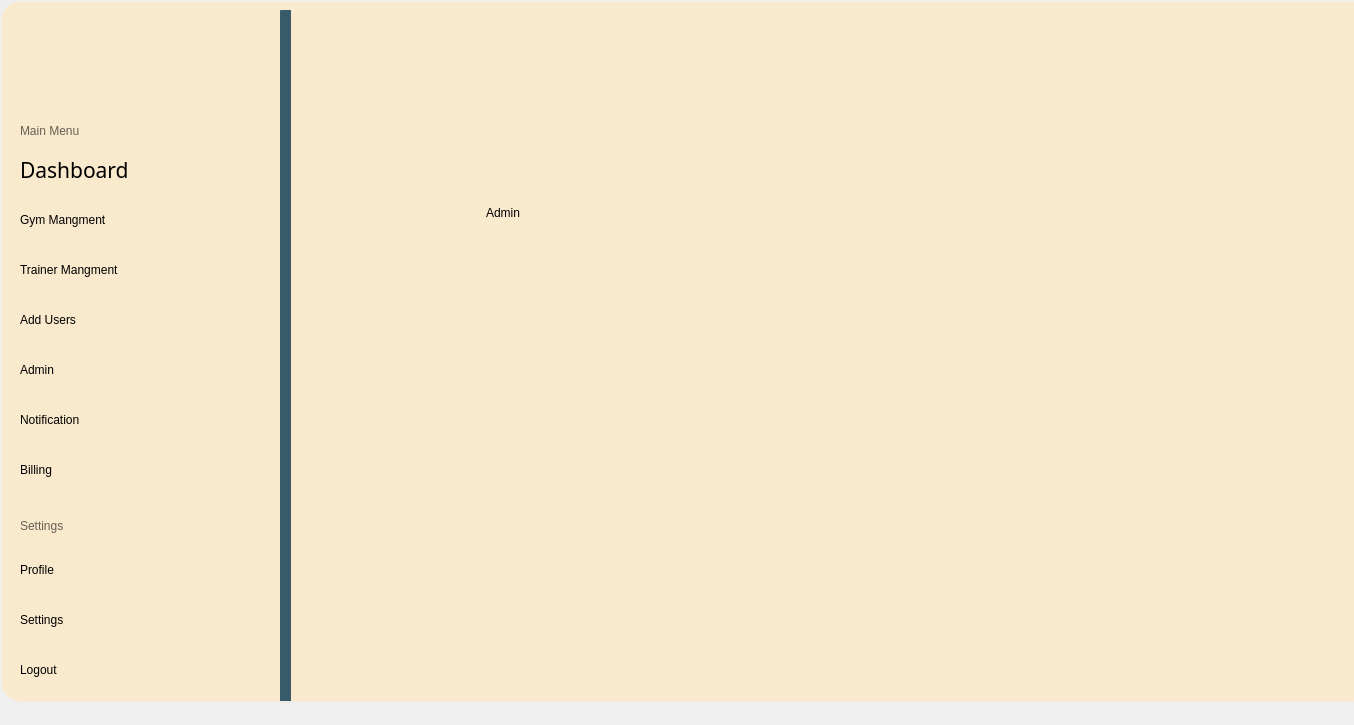
This is mainwindow.ui in YousefElbooz/FullGymProject as Qt 5 draws it before an edit. The edited form follows.
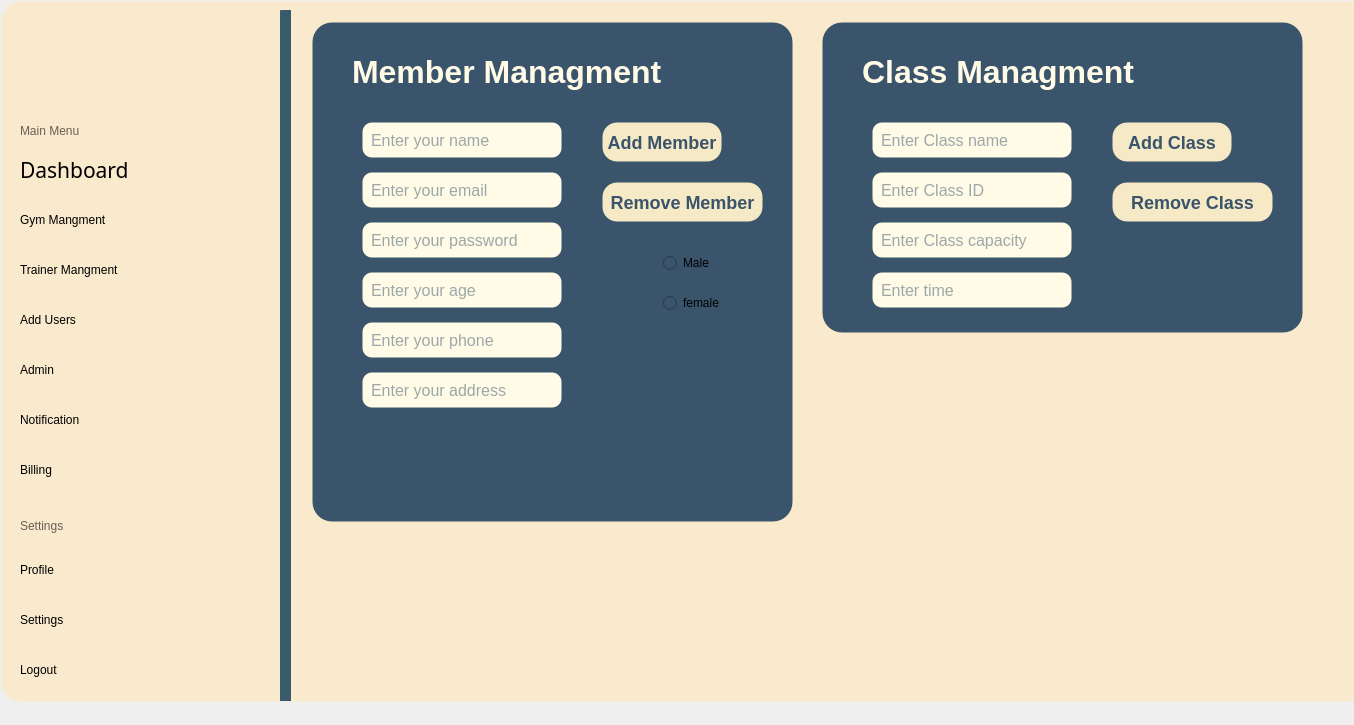
This is the edited form. The open tabs and pages were chosen to show the change. Icons and pictures are not drawn.

```diff
--- a/mainwindow.ui
+++ b/mainwindow.ui
@@ -2917,21 +2917,331 @@
            <height>691</height>
           </rect>
          </property>
-         <widget class="QLabel" name="label_78">
+         <widget class="QFrame" name="MemberPanel_2">
           <property name="geometry">
            <rect>
-            <x>200</x>
-            <y>160</y>
-            <width>291</width>
-            <height>101</height>
+            <x>30</x>
+            <y>20</y>
+            <width>481</width>
+            <height>500</height>
            </rect>
           </property>
           <property name="styleSheet">
-           <string notr="true">color: rgb(0, 0, 0);</string>
+           <string notr="true">background-color: #3a546b; border-radius: 20px;</string>
           </property>
-          <property name="text">
-           <string>Admin</string>
+          <property name="frameShape">
+           <enum>QFrame::Shape::StyledPanel</enum>
           </property>
+          <widget class="QLabel" name="label_75">
+           <property name="geometry">
+            <rect>
+             <x>30</x>
+             <y>20</y>
+             <width>400</width>
+             <height>60</height>
+            </rect>
+           </property>
+           <property name="styleSheet">
+            <string notr="true">color: #fffbe7; font-family: 'Comic Sans MS', 'Comic Sans', cursive; font-size: 32px; font-weight: bold;</string>
+           </property>
+           <property name="text">
+            <string>Member Managment</string>
+           </property>
+          </widget>
+          <widget class="QLineEdit" name="MemberName_2">
+           <property name="geometry">
+            <rect>
+             <x>50</x>
+             <y>100</y>
+             <width>200</width>
+             <height>36</height>
+            </rect>
+           </property>
+           <property name="styleSheet">
+            <string notr="true">border-radius: 10px; padding: 6px; background: #fffbe7; color: #3a546b; font-size: 16px;</string>
+           </property>
+           <property name="placeholderText">
+            <string>Enter your name</string>
+           </property>
+          </widget>
+          <widget class="QLineEdit" name="MemberEmail_2">
+           <property name="geometry">
+            <rect>
+             <x>50</x>
+             <y>150</y>
+             <width>200</width>
+             <height>36</height>
+            </rect>
+           </property>
+           <property name="styleSheet">
+            <string notr="true">border-radius: 10px; padding: 6px; background: #fffbe7; color: #3a546b; font-size: 16px;</string>
+           </property>
+           <property name="placeholderText">
+            <string>Enter your email</string>
+           </property>
+          </widget>
+          <widget class="QLineEdit" name="MemberPassword_2">
+           <property name="geometry">
+            <rect>
+             <x>50</x>
+             <y>200</y>
+             <width>200</width>
+             <height>36</height>
+            </rect>
+           </property>
+           <property name="styleSheet">
+            <string notr="true">border-radius: 10px; padding: 6px; background: #fffbe7; color: #3a546b; font-size: 16px;</string>
+           </property>
+           <property name="echoMode">
+            <enum>QLineEdit::EchoMode::Password</enum>
+           </property>
+           <property name="placeholderText">
+            <string>Enter your password</string>
+           </property>
+          </widget>
+          <widget class="QLineEdit" name="MememberAge_2">
+           <property name="geometry">
+            <rect>
+             <x>50</x>
+             <y>250</y>
+             <width>200</width>
+             <height>36</height>
+            </rect>
+           </property>
+           <property name="styleSheet">
+            <string notr="true">border-radius: 10px; padding: 6px; background: #fffbe7; color: #3a546b; font-size: 16px;</string>
+           </property>
+           <property name="placeholderText">
+            <string>Enter your age</string>
+           </property>
+          </widget>
+          <widget class="QLineEdit" name="MemberPhone_2">
+           <property name="geometry">
+            <rect>
+             <x>50</x>
+             <y>300</y>
+             <width>200</width>
+             <height>36</height>
+            </rect>
+           </property>
+           <property name="styleSheet">
+            <string notr="true">border-radius: 10px; padding: 6px; background: #fffbe7; color: #3a546b; font-size: 16px;</string>
+           </property>
+           <property name="placeholderText">
+            <string>Enter your phone</string>
+           </property>
+          </widget>
+          <widget class="QLineEdit" name="MemberAddress_2">
+           <property name="geometry">
+            <rect>
+             <x>50</x>
+             <y>350</y>
+             <width>200</width>
+             <height>36</height>
+            </rect>
+           </property>
+           <property name="styleSheet">
+            <string notr="true">border-radius: 10px; padding: 6px; background: #fffbe7; color: #3a546b; font-size: 16px;</string>
+           </property>
+           <property name="placeholderText">
+            <string>Enter your address</string>
+           </property>
+          </widget>
+          <widget class="QPushButton" name="addMemberBtn_2">
+           <property name="geometry">
+            <rect>
+             <x>290</x>
+             <y>100</y>
+             <width>120</width>
+             <height>40</height>
+            </rect>
+           </property>
+           <property name="styleSheet">
+            <string notr="true">background: #f5e9c6; color: #3a546b; border-radius: 15px; font-size: 18px; font-weight: bold;</string>
+           </property>
+           <property name="text">
+            <string>Add Member</string>
+           </property>
+          </widget>
+          <widget class="QPushButton" name="RemoveMemberBtn_3">
+           <property name="geometry">
+            <rect>
+             <x>290</x>
+             <y>160</y>
+             <width>161</width>
+             <height>40</height>
+            </rect>
+           </property>
+           <property name="styleSheet">
+            <string notr="true">background: #f5e9c6; color: #3a546b; border-radius: 15px; font-size: 18px; font-weight: bold;</string>
+           </property>
+           <property name="text">
+            <string>Remove Member</string>
+           </property>
+          </widget>
+          <widget class="QRadioButton" name="radioButton">
+           <property name="geometry">
+            <rect>
+             <x>350</x>
+             <y>230</y>
+             <width>91</width>
+             <height>22</height>
+            </rect>
+           </property>
+           <property name="text">
+            <string>Male</string>
+           </property>
+          </widget>
+          <widget class="QRadioButton" name="radioButton_2">
+           <property name="geometry">
+            <rect>
+             <x>350</x>
+             <y>270</y>
+             <width>91</width>
+             <height>22</height>
+            </rect>
+           </property>
+           <property name="text">
+            <string>female</string>
+           </property>
+          </widget>
+         </widget>
+         <widget class="QFrame" name="ClassPanel_3">
+          <property name="geometry">
+           <rect>
+            <x>540</x>
+            <y>20</y>
+            <width>481</width>
+            <height>311</height>
+           </rect>
+          </property>
+          <property name="styleSheet">
+           <string notr="true">background-color: #3a546b; border-radius: 20px;</string>
+          </property>
+          <property name="frameShape">
+           <enum>QFrame::Shape::StyledPanel</enum>
+          </property>
+          <widget class="QLabel" name="label_76">
+           <property name="geometry">
+            <rect>
+             <x>30</x>
+             <y>20</y>
+             <width>400</width>
+             <height>60</height>
+            </rect>
+           </property>
+           <property name="styleSheet">
+            <string notr="true">color: #fffbe7; font-family: 'Comic Sans MS', 'Comic Sans', cursive; font-size: 32px; font-weight: bold;</string>
+           </property>
+           <property name="text">
+            <string>Class Managment</string>
+           </property>
+          </widget>
+          <widget class="QLineEdit" name="ClassName_3">
+           <property name="geometry">
+            <rect>
+             <x>50</x>
+             <y>100</y>
+             <width>200</width>
+             <height>36</height>
+            </rect>
+           </property>
+           <property name="styleSheet">
+            <string notr="true">border-radius: 10px; padding: 6px; background: #fffbe7; color: #3a546b; font-size: 16px;</string>
+           </property>
+           <property name="placeholderText">
+            <string>Enter Class name</string>
+           </property>
+          </widget>
+          <widget class="QLineEdit" name="ClassID_30">
+           <property name="geometry">
+            <rect>
+             <x>50</x>
+             <y>150</y>
+             <width>200</width>
+             <height>36</height>
+            </rect>
+           </property>
+           <property name="styleSheet">
+            <string notr="true">border-radius: 10px; padding: 6px; background: #fffbe7; color: #3a546b; font-size: 16px;</string>
+           </property>
+           <property name="echoMode">
+            <enum>QLineEdit::EchoMode::Normal</enum>
+           </property>
+           <property name="placeholderText">
+            <string>Enter Class ID</string>
+           </property>
+          </widget>
+          <widget class="QPushButton" name="addClassBtn_3">
+           <property name="geometry">
+            <rect>
+             <x>290</x>
+             <y>100</y>
+             <width>120</width>
+             <height>40</height>
+            </rect>
+           </property>
+           <property name="styleSheet">
+            <string notr="true">background: #f5e9c6; color: #3a546b; border-radius: 15px; font-size: 18px; font-weight: bold;</string>
+           </property>
+           <property name="text">
+            <string>Add Class</string>
+           </property>
+          </widget>
+          <widget class="QPushButton" name="RemoveClassBtn_4">
+           <property name="geometry">
+            <rect>
+             <x>290</x>
+             <y>160</y>
+             <width>161</width>
+             <height>40</height>
+            </rect>
+           </property>
+           <property name="styleSheet">
+            <string notr="true">background: #f5e9c6; color: #3a546b; border-radius: 15px; font-size: 18px; font-weight: bold;</string>
+           </property>
+           <property name="text">
+            <string>Remove Class</string>
+           </property>
+          </widget>
+          <widget class="QLineEdit" name="Class_capacity_31">
+           <property name="geometry">
+            <rect>
+             <x>50</x>
+             <y>200</y>
+             <width>200</width>
+             <height>36</height>
+            </rect>
+           </property>
+           <property name="styleSheet">
+            <string notr="true">border-radius: 10px; padding: 6px; background: #fffbe7; color: #3a546b; font-size: 16px;</string>
+           </property>
+           <property name="echoMode">
+            <enum>QLineEdit::EchoMode::Password</enum>
+           </property>
+           <property name="placeholderText">
+            <string>Enter Class capacity</string>
+           </property>
+          </widget>
+          <widget class="QLineEdit" name="Class_Time_32">
+           <property name="geometry">
+            <rect>
+             <x>50</x>
+             <y>250</y>
+             <width>200</width>
+             <height>36</height>
+            </rect>
+           </property>
+           <property name="styleSheet">
+            <string notr="true">border-radius: 10px; padding: 6px; background: #fffbe7; color: #3a546b; font-size: 16px;</string>
+           </property>
+           <property name="echoMode">
+            <enum>QLineEdit::EchoMode::Normal</enum>
+           </property>
+           <property name="placeholderText">
+            <string>Enter time </string>
+           </property>
+          </widget>
          </widget>
         </widget>
        </widget>
```
Left out of the diff: 2 changed lines with no effect on the pictures.
